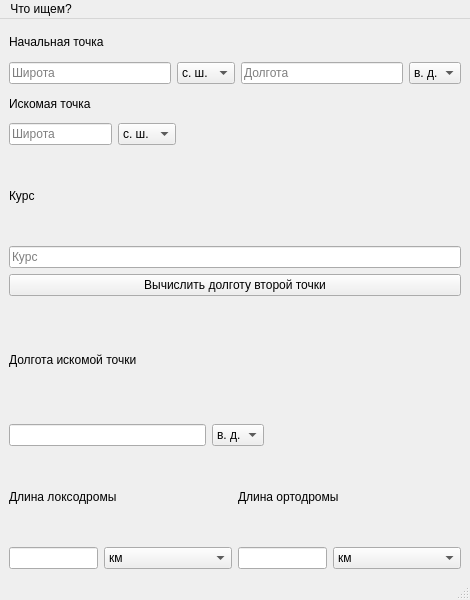
The window that loxodrome_calculator/Forms/secondwindow.ui (gr1do/Loxodrome_calculator) describes before a commit, drawn with Qt 5.
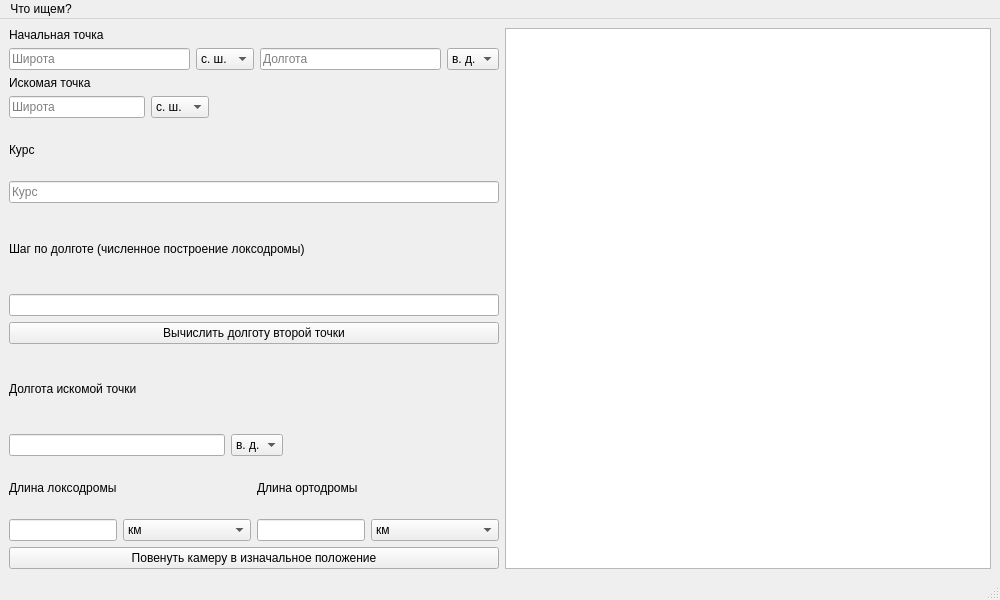
The same window after the commit.

The edit to the form file:
```diff
--- a/loxodrome_calculator/Forms/secondwindow.ui
+++ b/loxodrome_calculator/Forms/secondwindow.ui
@@ -6,7 +6,7 @@
    <rect>
     <x>0</x>
     <y>0</y>
-    <width>470</width>
+    <width>1000</width>
     <height>600</height>
    </rect>
   </property>
@@ -14,145 +14,8 @@
    <string>Калькулятор локсодромы</string>
   </property>
   <widget class="QWidget" name="centralwidget">
-   <layout class="QVBoxLayout" name="verticalLayout_5">
-    <item>
-     <layout class="QVBoxLayout" name="verticalLayout">
-      <item>
-       <widget class="QLabel" name="label">
-        <property name="text">
-         <string>Начальная точка</string>
-        </property>
-       </widget>
-      </item>
-      <item>
-       <layout class="QHBoxLayout" name="horizontalLayout">
-        <item>
-         <widget class="QLineEdit" name="start_latitude_line">
-          <property name="placeholderText">
-           <string>Широта</string>
-          </property>
-         </widget>
-        </item>
-        <item>
-         <widget class="QComboBox" name="start_latitude_hemisphere_box">
-          <item>
-           <property name="text">
-            <string>с. ш.</string>
-           </property>
-          </item>
-          <item>
-           <property name="text">
-            <string>ю. ш.</string>
-           </property>
-          </item>
-         </widget>
-        </item>
-        <item>
-         <widget class="QLineEdit" name="start_longitude_line">
-          <property name="placeholderText">
-           <string>Долгота</string>
-          </property>
-         </widget>
-        </item>
-        <item>
-         <widget class="QComboBox" name="start_longitude_hemisphere_box">
-          <item>
-           <property name="text">
-            <string>в. д.</string>
-           </property>
-          </item>
-          <item>
-           <property name="text">
-            <string>з. д.</string>
-           </property>
-          </item>
-         </widget>
-        </item>
-       </layout>
-      </item>
-      <item>
-       <widget class="QLabel" name="label_2">
-        <property name="text">
-         <string>Искомая точка</string>
-        </property>
-       </widget>
-      </item>
-      <item>
-       <layout class="QHBoxLayout" name="horizontalLayout_2">
-        <item>
-         <widget class="QLineEdit" name="assigned_latitude_line">
-          <property name="placeholderText">
-           <string>Широта</string>
-          </property>
-         </widget>
-        </item>
-        <item>
-         <widget class="QComboBox" name="assigned_latitude_hemisphere_box">
-          <item>
-           <property name="text">
-            <string>с. ш.</string>
-           </property>
-          </item>
-          <item>
-           <property name="text">
-            <string>ю. ш.</string>
-           </property>
-          </item>
-         </widget>
-        </item>
-        <item>
-         <spacer name="horizontalSpacer">
-          <property name="orientation">
-           <enum>Qt::Orientation::Horizontal</enum>
-          </property>
-          <property name="sizeType">
-           <enum>QSizePolicy::Policy::Expanding</enum>
-          </property>
-          <property name="sizeHint" stdset="0">
-           <size>
-            <width>290</width>
-            <height>20</height>
-           </size>
-          </property>
-         </spacer>
-        </item>
-       </layout>
-      </item>
-     </layout>
-    </item>
-    <item>
-     <layout class="QVBoxLayout" name="verticalLayout_4">
-      <item>
-       <widget class="QLabel" name="label_3">
-        <property name="text">
-         <string>Курс</string>
-        </property>
-       </widget>
-      </item>
-      <item>
-       <widget class="QLineEdit" name="course_line">
-        <property name="placeholderText">
-         <string>Курс</string>
-        </property>
-       </widget>
-      </item>
-     </layout>
-    </item>
-    <item>
-     <widget class="QPushButton" name="calculate_longitude_button">
-      <property name="text">
-       <string>Вычислить долготу второй точки</string>
-      </property>
-     </widget>
-    </item>
-    <item>
-     <widget class="QLabel" name="label_5">
-      <property name="text">
-       <string>Долгота искомой точки</string>
-      </property>
-     </widget>
-    </item>
-    <item>
+   <layout class="QGridLayout" name="gridLayout">
+    <item row="6" column="0">
      <layout class="QHBoxLayout" name="horizontalLayout_6">
       <item>
        <widget class="QLineEdit" name="unknown_longitude_line">
@@ -190,7 +53,21 @@
       </item>
      </layout>
     </item>
-    <item>
+    <item row="2" column="0">
+     <widget class="QLabel" name="label_7">
+      <property name="text">
+       <string>Шаг по долготе (численное построение локсодромы)</string>
+      </property>
+     </widget>
+    </item>
+    <item row="4" column="0">
+     <widget class="QPushButton" name="calculate_longitude_button">
+      <property name="text">
+       <string>Вычислить долготу второй точки</string>
+      </property>
+     </widget>
+    </item>
+    <item row="7" column="0">
      <layout class="QHBoxLayout" name="horizontalLayout_3">
       <item>
        <layout class="QVBoxLayout" name="verticalLayout_2">
@@ -279,6 +156,149 @@
       </item>
      </layout>
     </item>
+    <item row="1" column="0">
+     <layout class="QVBoxLayout" name="verticalLayout_4">
+      <item>
+       <widget class="QLabel" name="label_3">
+        <property name="text">
+         <string>Курс</string>
+        </property>
+       </widget>
+      </item>
+      <item>
+       <widget class="QLineEdit" name="course_line">
+        <property name="placeholderText">
+         <string>Курс</string>
+        </property>
+       </widget>
+      </item>
+     </layout>
+    </item>
+    <item row="8" column="0">
+     <widget class="QPushButton" name="reset_camera">
+      <property name="text">
+       <string>Повенуть камеру в изначальное положение</string>
+      </property>
+     </widget>
+    </item>
+    <item row="5" column="0">
+     <widget class="QLabel" name="label_5">
+      <property name="text">
+       <string>Долгота искомой точки</string>
+      </property>
+     </widget>
+    </item>
+    <item row="0" column="0">
+     <layout class="QVBoxLayout" name="verticalLayout">
+      <item>
+       <widget class="QLabel" name="label">
+        <property name="text">
+         <string>Начальная точка</string>
+        </property>
+       </widget>
+      </item>
+      <item>
+       <layout class="QHBoxLayout" name="horizontalLayout">
+        <item>
+         <widget class="QLineEdit" name="start_latitude_line">
+          <property name="placeholderText">
+           <string>Широта</string>
+          </property>
+         </widget>
+        </item>
+        <item>
+         <widget class="QComboBox" name="start_latitude_hemisphere_box">
+          <item>
+           <property name="text">
+            <string>с. ш.</string>
+           </property>
+          </item>
+          <item>
+           <property name="text">
+            <string>ю. ш.</string>
+           </property>
+          </item>
+         </widget>
+        </item>
+        <item>
+         <widget class="QLineEdit" name="start_longitude_line">
+          <property name="placeholderText">
+           <string>Долгота</string>
+          </property>
+         </widget>
+        </item>
+        <item>
+         <widget class="QComboBox" name="start_longitude_hemisphere_box">
+          <item>
+           <property name="text">
+            <string>в. д.</string>
+           </property>
+          </item>
+          <item>
+           <property name="text">
+            <string>з. д.</string>
+           </property>
+          </item>
+         </widget>
+        </item>
+       </layout>
+      </item>
+      <item>
+       <widget class="QLabel" name="label_2">
+        <property name="text">
+         <string>Искомая точка</string>
+        </property>
+       </widget>
+      </item>
+      <item>
+       <layout class="QHBoxLayout" name="horizontalLayout_2">
+        <item>
+         <widget class="QLineEdit" name="assigned_latitude_line">
+          <property name="placeholderText">
+           <string>Широта</string>
+          </property>
+         </widget>
+        </item>
+        <item>
+         <widget class="QComboBox" name="assigned_latitude_hemisphere_box">
+          <item>
+           <property name="text">
+            <string>с. ш.</string>
+           </property>
+          </item>
+          <item>
+           <property name="text">
+            <string>ю. ш.</string>
+           </property>
+          </item>
+         </widget>
+        </item>
+        <item>
+         <spacer name="horizontalSpacer">
+          <property name="orientation">
+           <enum>Qt::Orientation::Horizontal</enum>
+          </property>
+          <property name="sizeType">
+           <enum>QSizePolicy::Policy::Expanding</enum>
+          </property>
+          <property name="sizeHint" stdset="0">
+           <size>
+            <width>290</width>
+            <height>20</height>
+           </size>
+          </property>
+         </spacer>
+        </item>
+       </layout>
+      </item>
+     </layout>
+    </item>
+    <item row="3" column="0">
+     <widget class="QLineEdit" name="delta_longitude_line"/>
+    </item>
+    <item row="0" column="1" rowspan="9">
+     <widget class="QTableView" name="loxodromes_coordinate_table"/>
+    </item>
    </layout>
   </widget>
   <widget class="QMenuBar" name="menubar">
@@ -286,7 +306,7 @@
     <rect>
      <x>0</x>
      <y>0</y>
-     <width>470</width>
+     <width>1000</width>
      <height>26</height>
     </rect>
    </property>
```
